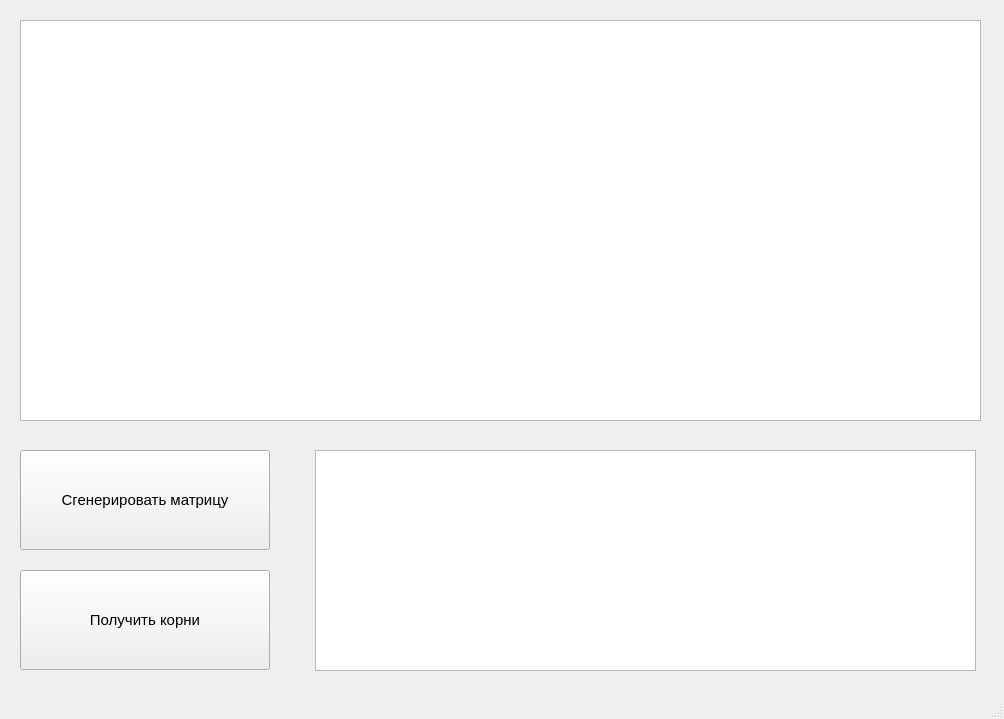
The window that kramer/mainwindow.ui (vlemp/kramer_origin) describes before a commit, drawn with Qt 5.
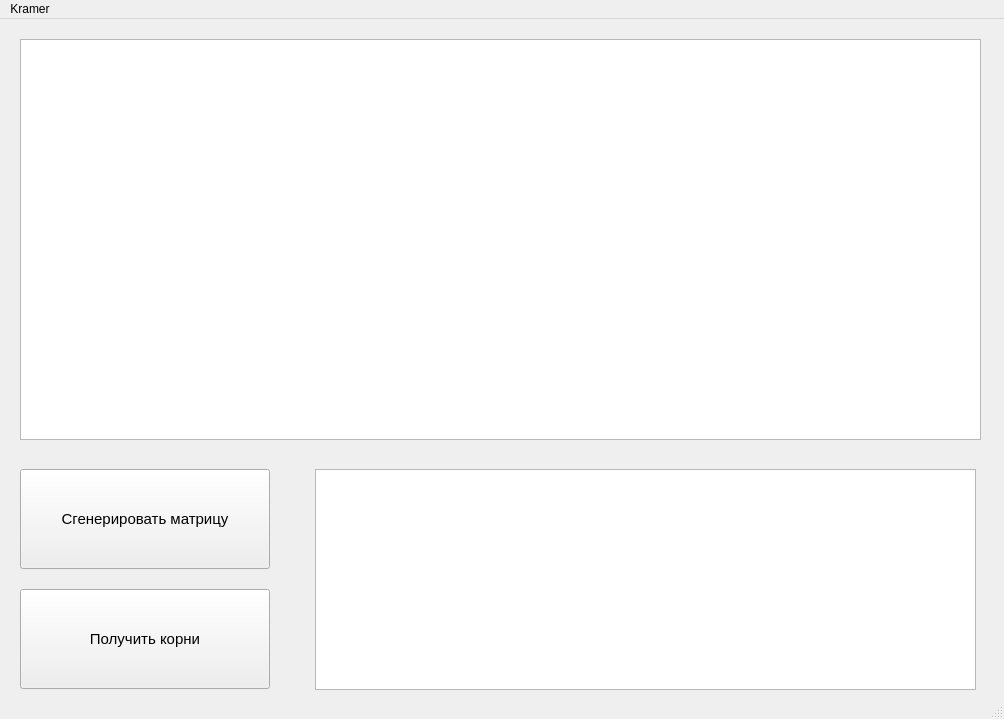
The same window after the commit.

Commit message:
Теперь точно готово
Добавлен в таблицу столбец b, и считывание тоже идет из него.

```diff
--- a/kramer/mainwindow.ui
+++ b/kramer/mainwindow.ui
@@ -91,6 +91,12 @@
      <height>22</height>
     </rect>
    </property>
+   <widget class="QMenu" name="menuKramer">
+    <property name="title">
+     <string>Kramer</string>
+    </property>
+   </widget>
+   <addaction name="menuKramer"/>
   </widget>
   <widget class="QStatusBar" name="statusbar"/>
  </widget>
```
The commit also changes 2 other files.
